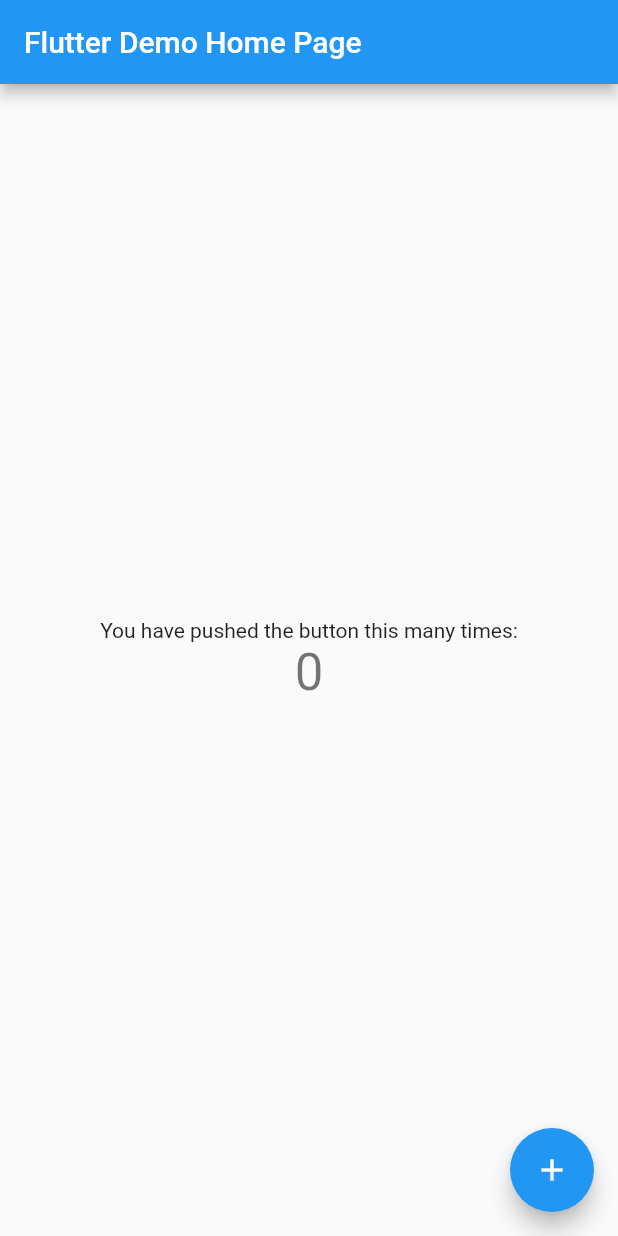
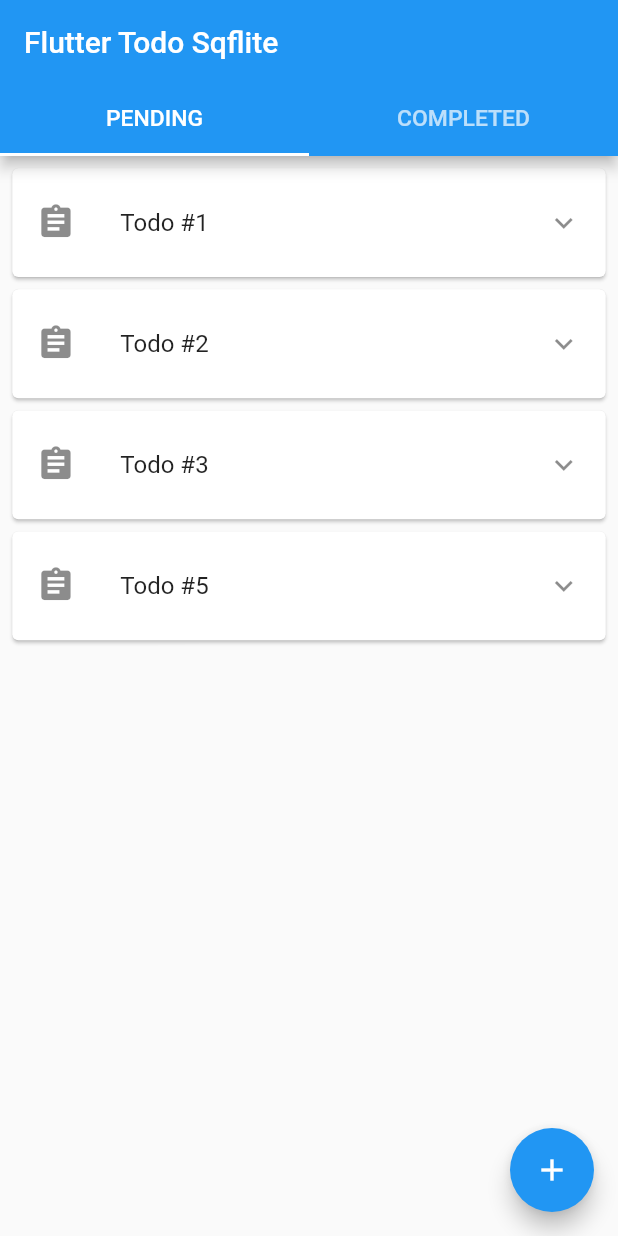
Before and after one commit to ShinMyth/flutter_basic_todo, a Flutter app: the screen it shows after launch, on a phone screen of 412 x 824 dp. Run offline on Flutter 3.47's test engine with Material 2 defaults, Android fonts, the phone set to English and light mode, and no system bars; our stand-ins replace responsive_sizer.

Commit message:
Keith (UI - Ongoing) 2022-10-07

```diff
--- a/lib/main.dart
+++ b/lib/main.dart
@@ -1,4 +1,6 @@
+import 'package:todosqflite/screens/splash_screen/splash_screen_view.dart';
 import 'package:flutter/material.dart';
+import 'package:responsive_sizer/responsive_sizer.dart';
 
 void main() {
   runApp(const MyApp());
@@ -7,109 +9,15 @@
 class MyApp extends StatelessWidget {
   const MyApp({Key? key}) : super(key: key);
 
-  // This widget is the root of your application.
   @override
   Widget build(BuildContext context) {
-    return MaterialApp(
-      title: 'Flutter Demo',
-      theme: ThemeData(
-        // This is the theme of your application.
-        //
-        // Try running your application with "flutter run". You'll see the
-        // application has a blue toolbar. Then, without quitting the app, try
-        // changing the primarySwatch below to Colors.green and then invoke
-        // "hot reload" (press "r" in the console where you ran "flutter run",
-        // or simply save your changes to "hot reload" in a Flutter IDE).
-        // Notice that the counter didn't reset back to zero; the application
-        // is not restarted.
-        primarySwatch: Colors.blue,
-      ),
-      home: const MyHomePage(title: 'Flutter Demo Home Page'),
+    return ResponsiveSizer(
+      builder: (context, orientation, screenType) {
+        return const MaterialApp(
+          title: "Flutter Todo Sqflite",
+          home: SplashScreenView(),
+        );
+      },
     );
   }
 }
-
-class MyHomePage extends StatefulWidget {
-  const MyHomePage({Key? key, required this.title}) : super(key: key);
-
-  // This widget is the home page of your application. It is stateful, meaning
-  // that it has a State object (defined below) that contains fields that affect
-  // how it looks.
-
-  // This class is the configuration for the state. It holds the values (in this
-  // case the title) provided by the parent (in this case the App widget) and
-  // used by the build method of the State. Fields in a Widget subclass are
-  // always marked "final".
-
-  final String title;
-
-  @override
-  State<MyHomePage> createState() => _MyHomePageState();
-}
-
-class _MyHomePageState extends State<MyHomePage> {
-  int _counter = 0;
-
-  void _incrementCounter() {
-    setState(() {
-      // This call to setState tells the Flutter framework that something has
-      // changed in this State, which causes it to rerun the build method below
-      // so that the display can reflect the updated values. If we changed
-      // _counter without calling setState(), then the build method would not be
-      // called again, and so nothing would appear to happen.
-      _counter++;
-    });
-  }
-
-  @override
-  Widget build(BuildContext context) {
-    // This method is rerun every time setState is called, for instance as done
-    // by the _incrementCounter method above.
-    //
-    // The Flutter framework has been optimized to make rerunning build methods
-    // fast, so that you can just rebuild anything that needs updating rather
-    // than having to individually change instances of widgets.
-    return Scaffold(
-      appBar: AppBar(
-        // Here we take the value from the MyHomePage object that was created by
-        // the App.build method, and use it to set our appbar title.
-        title: Text(widget.title),
-      ),
-      body: Center(
-        // Center is a layout widget. It takes a single child and positions it
-        // in the middle of the parent.
-        child: Column(
-          // Column is also a layout widget. It takes a list of children and
-          // arranges them vertically. By default, it sizes itself to fit its
-          // children horizontally, and tries to be as tall as its parent.
-          //
-          // Invoke "debug painting" (press "p" in the console, choose the
-          // "Toggle Debug Paint" action from the Flutter Inspector in Android
-          // Studio, or the "Toggle Debug Paint" command in Visual Studio Code)
-          // to see the wireframe for each widget.
-          //
-          // Column has various properties to control how it sizes itself and
-          // how it positions its children. Here we use mainAxisAlignment to
-          // center the children vertically; the main axis here is the vertical
-          // axis because Columns are vertical (the cross axis would be
-          // horizontal).
-          mainAxisAlignment: MainAxisAlignment.center,
-          children: <Widget>[
-            const Text(
-              'You have pushed the button this many times:',
-            ),
-            Text(
-              '$_counter',
-              style: Theme.of(context).textTheme.headline4,
-            ),
-          ],
-        ),
-      ),
-      floatingActionButton: FloatingActionButton(
-        onPressed: _incrementCounter,
-        tooltip: 'Increment',
-        child: const Icon(Icons.add),
-      ), // This trailing comma makes auto-formatting nicer for build methods.
-    );
-  }
-}
--- /dev/null
+++ b/lib/models/todo_model.dart
@@ -0,0 +1,24 @@
+import 'dart:convert';
+
+class Todo {
+  Todo({required this.title});
+
+  final String title;
+
+  Map<String, dynamic> toMap() {
+    return <String, dynamic>{
+      'title': title,
+    };
+  }
+
+  factory Todo.fromMap(Map<String, dynamic> map) {
+    return Todo(
+      title: map['title'] as String,
+    );
+  }
+
+  String toJson() => json.encode(toMap());
+
+  factory Todo.fromJson(String source) =>
+      Todo.fromMap(json.decode(source) as Map<String, dynamic>);
+}
--- /dev/null
+++ b/lib/screens/todo_pending_screen/todo_pending_screen_view.dart
@@ -0,0 +1,38 @@
+import 'package:todosqflite/widgets/custom_cards.dart';
+import 'package:todosqflite/models/todo_model.dart';
+import 'package:flutter/material.dart';
+
+class TodoPendingScreenView extends StatefulWidget {
+  const TodoPendingScreenView({Key? key}) : super(key: key);
+
+  @override
+  State<TodoPendingScreenView> createState() => _TodoPendingScreenViewState();
+}
+
+class _TodoPendingScreenViewState extends State<TodoPendingScreenView> {
+  @override
+  Widget build(BuildContext context) {
+    return Scaffold(
+      body: Column(
+        children: [
+          TodoPendingCard(
+            todo: Todo(title: "Todo #1"),
+          ),
+          TodoPendingCard(
+            todo: Todo(title: "Todo #2"),
+          ),
+          TodoPendingCard(
+            todo: Todo(title: "Todo #3"),
+          ),
+          TodoPendingCard(
+            todo: Todo(title: "Todo #5"),
+          ),
+        ],
+      ),
+      floatingActionButton: FloatingActionButton(
+        onPressed: () {},
+        child: const Icon(Icons.add),
+      ),
+    );
+  }
+}
--- /dev/null
+++ b/lib/screens/todo_screen/todo_screen_view.dart
@@ -0,0 +1,39 @@
+import 'package:todosqflite/screens/todo_completed_screen/todo_completed_screen_view.dart';
+import 'package:todosqflite/screens/todo_pending_screen/todo_pending_screen_view.dart';
+import 'package:flutter/material.dart';
+import 'package:responsive_sizer/responsive_sizer.dart';
+
+class TodoScreenView extends StatefulWidget {
+  const TodoScreenView({Key? key}) : super(key: key);
+
+  @override
+  State<TodoScreenView> createState() => _TodoScreenViewState();
+}
+
+class _TodoScreenViewState extends State<TodoScreenView> {
+  @override
+  Widget build(BuildContext context) {
+    return DefaultTabController(
+      length: 2,
+      child: Scaffold(
+        appBar: AppBar(
+          title: const Text("Flutter Todo Sqflite"),
+          bottom: TabBar(
+            indicatorColor: Colors.white,
+            labelStyle: TextStyle(fontSize: 16.sp),
+            tabs: const [
+              Tab(text: "PENDING"),
+              Tab(text: "COMPLETED"),
+            ],
+          ),
+        ),
+        body: const TabBarView(
+          children: [
+            TodoPendingScreenView(),
+            TodoCompletedScreenView(),
+          ],
+        ),
+      ),
+    );
+  }
+}
--- /dev/null
+++ b/lib/widgets/custom_cards.dart
@@ -0,0 +1,89 @@
+import 'package:todosqflite/models/todo_model.dart';
+import 'package:flutter/material.dart';
+import 'package:responsive_sizer/responsive_sizer.dart';
+
+// Used in todo pending screen
+class TodoPendingCard extends StatefulWidget {
+  const TodoPendingCard({
+    Key? key,
+    required this.todo,
+  }) : super(key: key);
+
+  final Todo todo;
+
+  @override
+  State<TodoPendingCard> createState() => _TodoPendingCardState();
+}
+
+class _TodoPendingCardState extends State<TodoPendingCard> {
+  @override
+  Widget build(BuildContext context) {
+    return Card(
+      margin: EdgeInsets.only(
+        top: 1.h,
+        left: 2.w,
+        right: 2.w,
+      ),
+      clipBehavior: Clip.antiAlias,
+      child: Padding(
+        padding: EdgeInsets.symmetric(vertical: 1.h),
+        child: ListTile(
+          leading: Icon(
+            Icons.assignment,
+            size: 21.sp,
+          ),
+          title: Text(widget.todo.title),
+          trailing: GestureDetector(
+            onTap: () {},
+            child: const Icon(
+              Icons.expand_more,
+            ),
+          ),
+        ),
+      ),
+    );
+  }
+}
+
+// Used in todo completed screen
+class TodoCompletedCard extends StatefulWidget {
+  const TodoCompletedCard({
+    Key? key,
+    required this.todo,
+  }) : super(key: key);
+
+  final Todo todo;
+
+  @override
+  State<TodoCompletedCard> createState() => _TodoCompletedCardState();
+}
+
+class _TodoCompletedCardState extends State<TodoCompletedCard> {
+  @override
+  Widget build(BuildContext context) {
+    return Card(
+      margin: EdgeInsets.only(
+        top: 1.h,
+        left: 2.w,
+        right: 2.w,
+      ),
+      clipBehavior: Clip.antiAlias,
+      child: Padding(
+        padding: EdgeInsets.symmetric(vertical: 1.h),
+        child: ListTile(
+          leading: Icon(
+            Icons.assignment_turned_in,
+            size: 21.sp,
+          ),
+          title: Text(widget.todo.title),
+          trailing: GestureDetector(
+            onTap: () {},
+            child: const Icon(
+              Icons.expand_more,
+            ),
+          ),
+        ),
+      ),
+    );
+  }
+}
--- a/pubspec.yaml
+++ b/pubspec.yaml
@@ -35,6 +35,9 @@
   # Use with the CupertinoIcons class for iOS style icons.
   cupertino_icons: ^1.0.2
 
+  # Implement a responsive layout
+  responsive_sizer: ^3.1.1
+
 dev_dependencies:
   flutter_test:
     sdk: flutter
@@ -56,6 +59,9 @@
   # included with your application, so that you can use the icons in
   # the material Icons class.
   uses-material-design: true
+
+  assets:
+    - assets/images/
 
   # To add assets to your application, add an assets section, like this:
   # assets:
```
Also changed, not shown: lib/screens/splash_screen/splash_screen_view.dart (added, +42 -0 lines), lib/screens/todo_completed_screen/todo_completed_screen_view.dart (added, +26 -0 lines), assets/images/flutter-logo-with-label.png (added), pubspec.lock, 2 other files.
